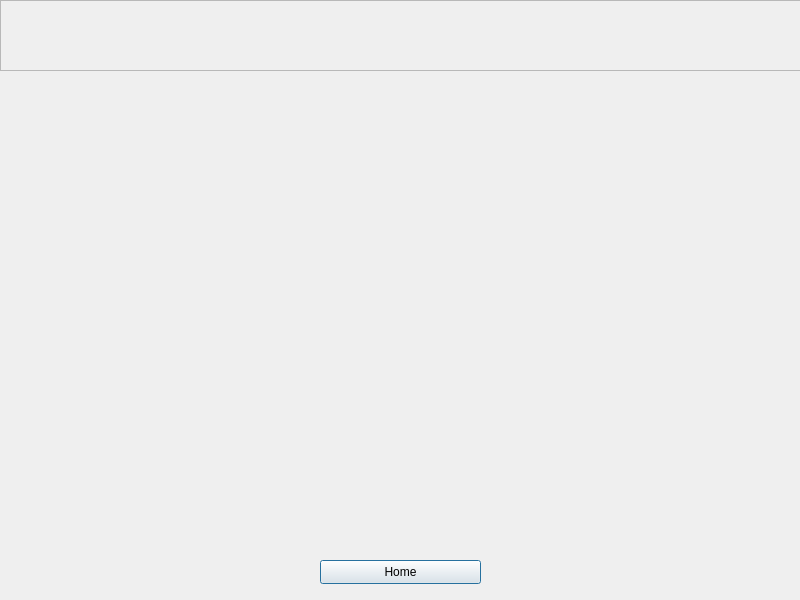
The window that Development/Iterations/Iteration 2/Iteration 2.1/Qt Designer Pages/dataWindow.ui (Trimaz6855/HTNEA) describes before a commit, drawn with Qt 5.
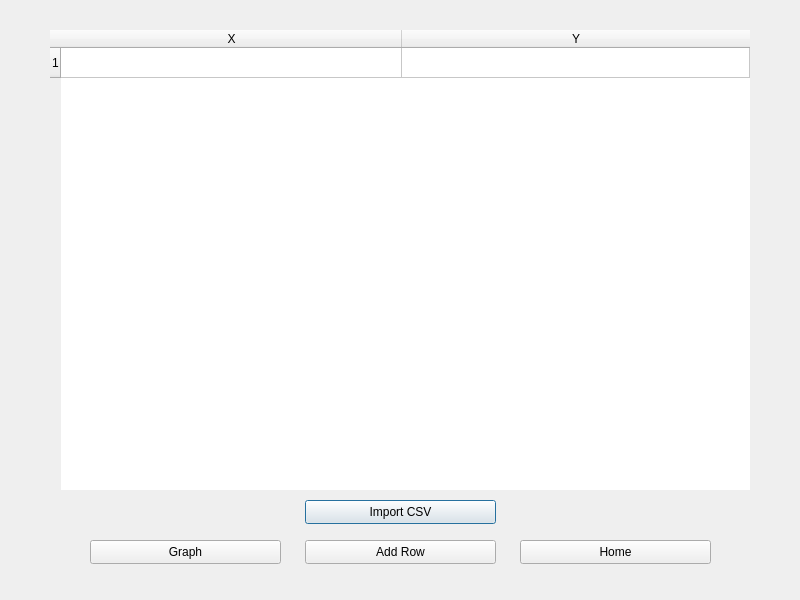
The same window after the commit.

Commit message: Implemented creating data graphs using the data table, iteration 2.1 should now be

The edit to the form file:
```diff
--- a/Development/Iterations/Iteration 2/Iteration 2.1/Qt Designer Pages/dataWindow.ui
+++ b/Development/Iterations/Iteration 2/Iteration 2.1/Qt Designer Pages/dataWindow.ui
@@ -25,12 +25,155 @@
   <property name="windowTitle">
    <string>Dialog</string>
   </property>
-  <widget class="QPushButton" name="btnDataWindowHome">
+  <widget class="QStackedWidget" name="sWDataWindow">
    <property name="geometry">
     <rect>
-     <x>320</x>
-     <y>560</y>
-     <width>161</width>
+     <x>0</x>
+     <y>0</y>
+     <width>801</width>
+     <height>601</height>
+    </rect>
+   </property>
+   <property name="frameShape">
+    <enum>QFrame::NoFrame</enum>
+   </property>
+   <property name="midLineWidth">
+    <number>1</number>
+   </property>
+   <property name="currentIndex">
+    <number>0</number>
+   </property>
+   <widget class="QWidget" name="dataTable">
+    <widget class="QTableWidget" name="tblTDataPoints">
+     <property name="geometry">
+      <rect>
+       <x>50</x>
+       <y>30</y>
+       <width>700</width>
+       <height>460</height>
+      </rect>
+     </property>
+     <property name="minimumSize">
+      <size>
+       <width>700</width>
+       <height>460</height>
+      </size>
+     </property>
+     <property name="maximumSize">
+      <size>
+       <width>700</width>
+       <height>460</height>
+      </size>
+     </property>
+     <property name="autoFillBackground">
+      <bool>false</bool>
+     </property>
+     <property name="frameShape">
+      <enum>QFrame::NoFrame</enum>
+     </property>
+     <property name="frameShadow">
+      <enum>QFrame::Plain</enum>
+     </property>
+     <property name="midLineWidth">
+      <number>1</number>
+     </property>
+     <property name="verticalScrollBarPolicy">
+      <enum>Qt::ScrollBarAsNeeded</enum>
+     </property>
+     <property name="horizontalScrollBarPolicy">
+      <enum>Qt::ScrollBarAsNeeded</enum>
+     </property>
+     <property name="sizeAdjustPolicy">
+      <enum>QAbstractScrollArea::AdjustIgnored</enum>
+     </property>
+     <property name="autoScroll">
+      <bool>false</bool>
+     </property>
+     <property name="alternatingRowColors">
+      <bool>true</bool>
+     </property>
+     <property name="textElideMode">
+      <enum>Qt::ElideLeft</enum>
+     </property>
+     <property name="showGrid">
+      <bool>true</bool>
+     </property>
+     <property name="sortingEnabled">
+      <bool>false</bool>
+     </property>
+     <attribute name="horizontalHeaderCascadingSectionResizes">
+      <bool>false</bool>
+     </attribute>
+     <attribute name="horizontalHeaderDefaultSectionSize">
+      <number>341</number>
+     </attribute>
+     <attribute name="horizontalHeaderShowSortIndicator" stdset="0">
+      <bool>false</bool>
+     </attribute>
+     <attribute name="horizontalHeaderStretchLastSection">
+      <bool>true</bool>
+     </attribute>
+     <row>
+      <property name="text">
+       <string>1</string>
+      </property>
+     </row>
+     <column>
+      <property name="text">
+       <string>X</string>
+      </property>
+     </column>
+     <column>
+      <property name="text">
+       <string>Y</string>
+      </property>
+     </column>
+    </widget>
+    <widget class="QPushButton" name="btnTDataCSV">
+     <property name="geometry">
+      <rect>
+       <x>305</x>
+       <y>500</y>
+       <width>191</width>
+       <height>24</height>
+      </rect>
+     </property>
+     <property name="text">
+      <string>Import CSV</string>
+     </property>
+    </widget>
+    <widget class="QPushButton" name="btnTDataRow">
+     <property name="geometry">
+      <rect>
+       <x>305</x>
+       <y>540</y>
+       <width>191</width>
+       <height>24</height>
+      </rect>
+     </property>
+     <property name="text">
+      <string>Add Row</string>
+     </property>
+    </widget>
+    <widget class="QPushButton" name="btnTDataGraph">
+     <property name="geometry">
+      <rect>
+       <x>90</x>
+       <y>540</y>
+       <width>191</width>
+       <height>24</height>
+      </rect>
+     </property>
+     <property name="text">
+      <string>Graph</string>
+     </property>
+    </widget>
+    <widget class="QPushButton" name="btnTDataHome">
+     <property name="geometry">
+      <rect>
+       <x>520</x>
+       <y>540</y>
+       <width>191</width>
      <height>24</height>
     </rect>
    </property>
@@ -38,11 +181,13 @@
     <string>Home</string>
    </property>
   </widget>
+   </widget>
+   <widget class="QWidget" name="graphViewer">
   <widget class="QWidget" name="gridLayoutWidget">
    <property name="geometry">
     <rect>
-     <x>69</x>
-     <y>89</y>
+       <x>80</x>
+       <y>90</y>
      <width>661</width>
      <height>451</height>
     </rect>
@@ -74,6 +219,21 @@
      </rect>
     </property>
     <layout class="QVBoxLayout" name="lytDataWindowBar"/>
+     </widget>
+    </widget>
+    <widget class="QPushButton" name="btnDataWindowHome">
+     <property name="geometry">
+      <rect>
+       <x>330</x>
+       <y>560</y>
+       <width>161</width>
+       <height>24</height>
+      </rect>
+     </property>
+     <property name="text">
+      <string>Home</string>
+     </property>
+    </widget>
    </widget>
   </widget>
  </widget>
```
Lines whose indentation alone changed are shown as unchanged. The commit also changes 4 other files.
